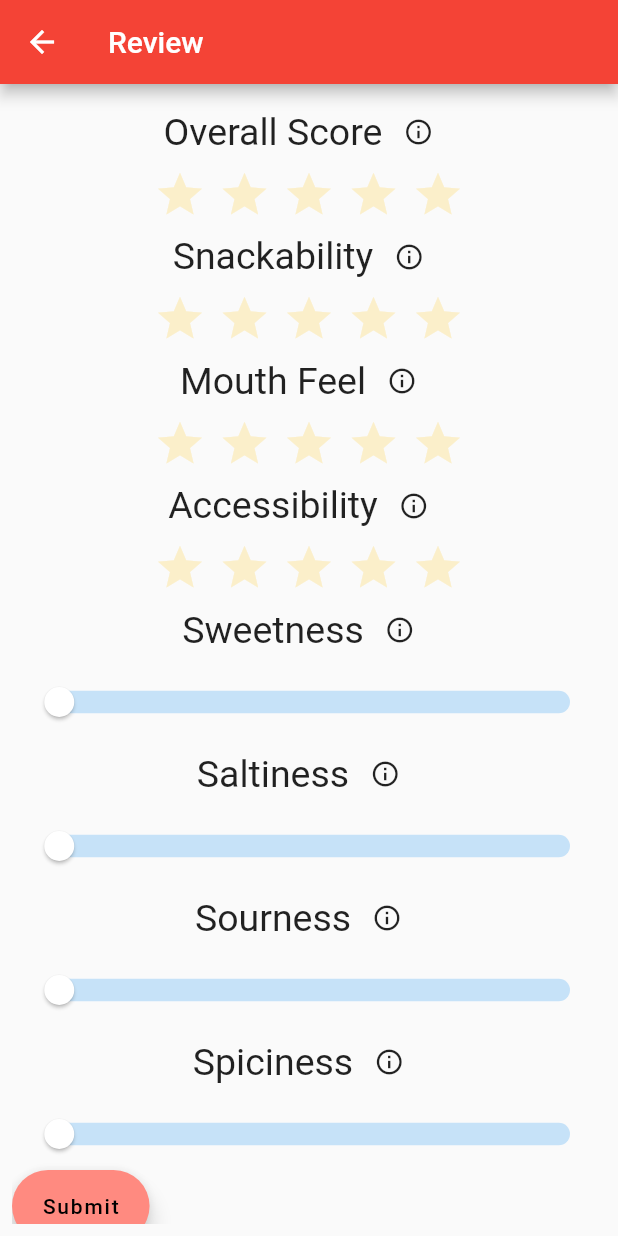
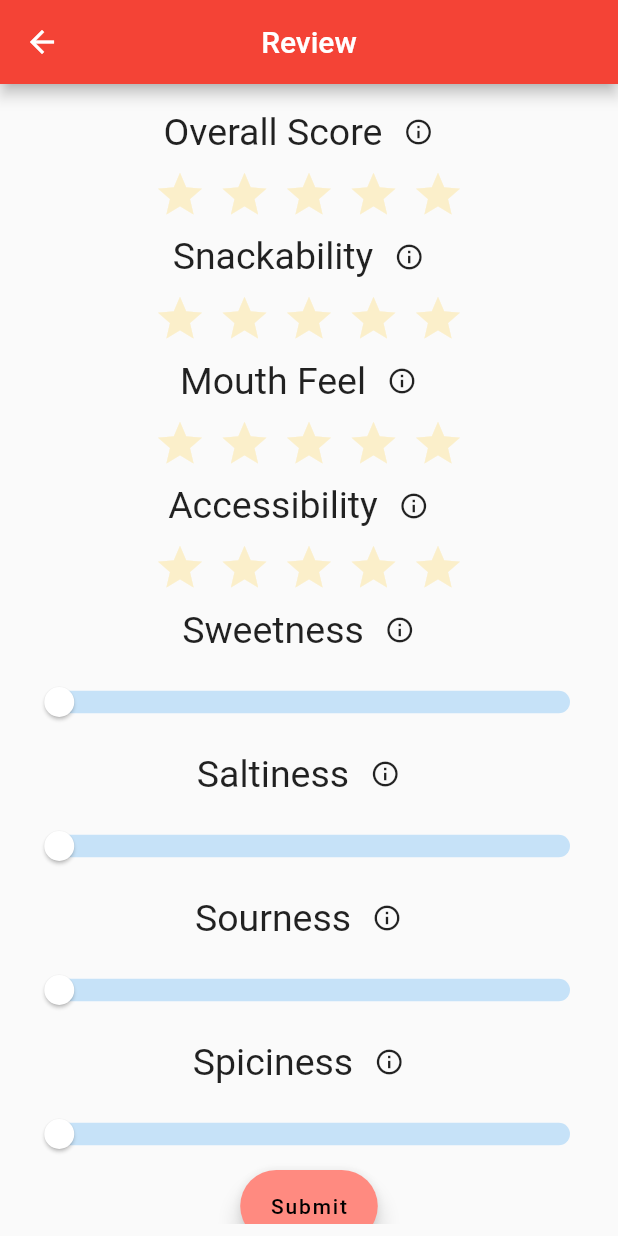
Before and after one commit to orifriesen/snax, a Flutter app: the UserReviewPage screen opened directly, on a phone screen of 412 x 824 dp. Run offline on Flutter 3.47's test engine with Material 2 defaults, Android fonts, the light colour scheme and no system bars; drawn by our look-alikes of flutter_rating_bar; our stand-ins replace cloud_firestore, cloud_functions, firebase_auth, firebase_core, firebase_storage, fluttertoast and 5 more; missing offline and left inert: dart:ffi, flappy_search_bar, number_display; accounts and stored records are empty.

Commit message:
escher
submit

```diff
--- a/snax/lib/homePage/userReview.dart
+++ b/snax/lib/homePage/userReview.dart
@@ -1,6 +1,7 @@
 import 'package:flutter/material.dart';
 import 'package:flutter_rating_bar/flutter_rating_bar.dart';
 import 'package:snax/backend/backend.dart';
+import 'package:snax/backend/requests.dart';
 
 class UserReviewPage extends StatefulWidget {
   @override
@@ -10,16 +11,18 @@ class UserReviewPage extends StatefulWidget {
 class _UserReviewPageState extends State<UserReviewPage> {
   SnackRating ratings = SnackRating(null, null, null, null, 0, 0, 0, 0);
 
+  String snackID;
   IconData _selectedIcon;
   final double minValue = 0.0;
   final double maxValue = 5.0;
 
   @override
   Widget build(BuildContext context) {
-    return Container(
-      child: Builder(
+    return Scaffold(
+        body: Builder(
       builder: (context) => Scaffold(
         appBar: AppBar(
+          centerTitle: true,
           title: Text('Review'),
         ),
         body: Padding(
@@ -164,9 +167,13 @@ class _UserReviewPageState extends State<UserReviewPage> {
               //* Submit Button
               Container(
                 child: Row(
+                  mainAxisAlignment: MainAxisAlignment.center,
                   children: [
                     FloatingActionButton.extended(
-                        onPressed: () => {},
+                      onPressed: () {
+                        SnaxBackend.postReview(snackID, ratings);
+                        Navigator.pop(context);
+                      },
                       label: Text("Submit"),
                     ),
                   ],
@@ -176,8 +183,7 @@ class _UserReviewPageState extends State<UserReviewPage> {
           ),
         ),
       ),
-      ),
-    );
+    ));
   }
 
   Widget _overallScore() {
```
Lines whose indentation alone changed are shown as unchanged.
